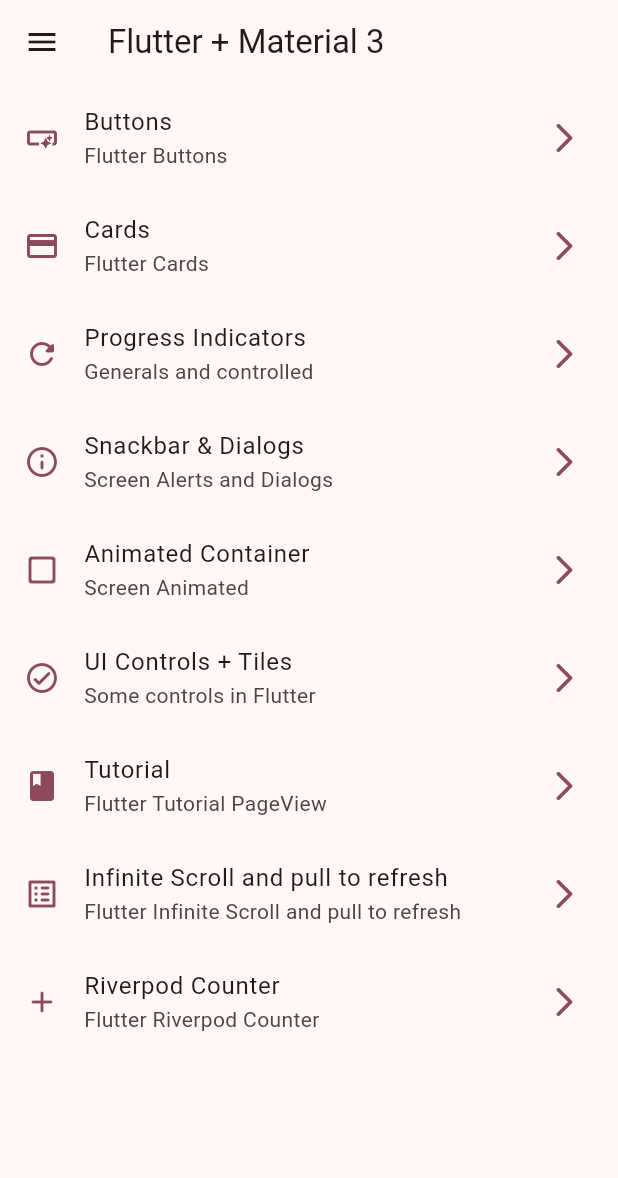
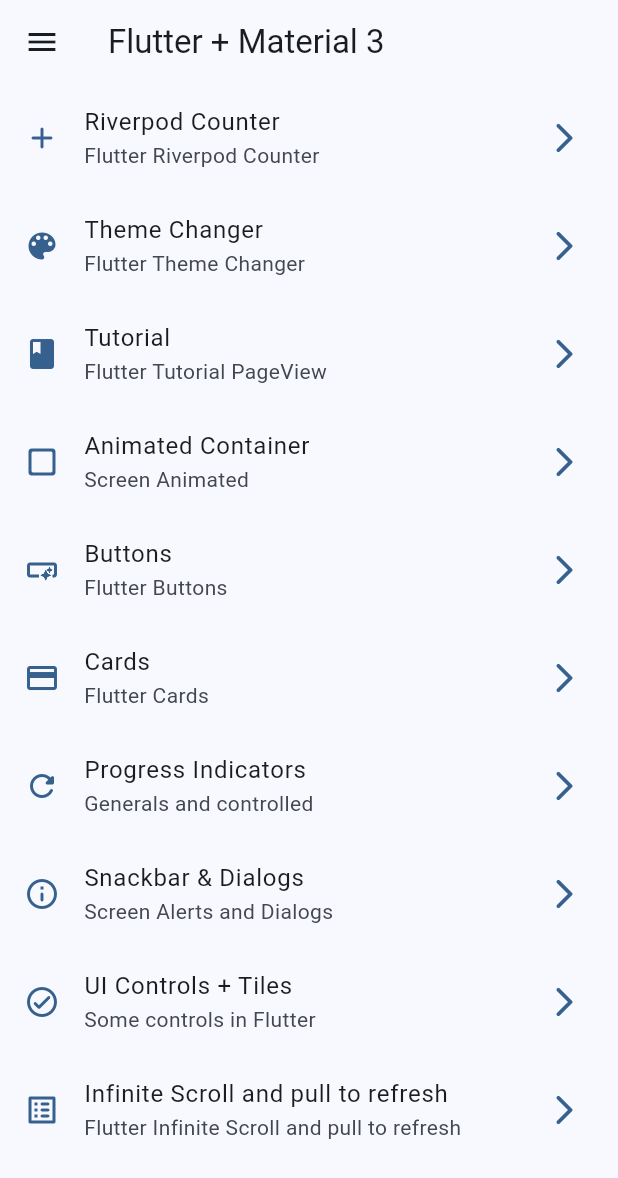
Before and after one commit to lauritaila/flutter_widgets_app, a Flutter app: the screen it shows after launch, on a phone screen of 412 x 824 dp. Shown: the top 1178 px of the screen. Run offline on Flutter 3.47's test engine with Material 3 defaults, Android fonts, the phone set to English and light mode, and no system bars; our stand-ins replace animate_do, flutter_riverpod, go_router.

Commit message:
FEAT: theme screen with StateNotifierProvider

```diff
--- a/lib/config/menu/menu_item.dart
+++ b/lib/config/menu/menu_item.dart
@@ -11,13 +11,14 @@ class MenuItem {
 }
 
 const appMenuItems = <MenuItem>[
+  MenuItem(title: 'Riverpod Counter', subtitle: 'Flutter Riverpod Counter', link: '/counter', icon: Icons.add_rounded),
+  MenuItem(title: 'Theme Changer', subtitle: 'Flutter Theme Changer', link: '/theme-changer', icon: Icons.color_lens_rounded),
+  MenuItem(title: 'Tutorial', subtitle: 'Flutter Tutorial PageView', link: '/tutorial', icon: Icons.book_rounded),
+  MenuItem(title: 'Animated Container', subtitle: 'Screen Animated', link: '/animated', icon: Icons.check_box_outline_blank_rounded),
   MenuItem(title: 'Buttons', subtitle: 'Flutter Buttons ', link: '/buttons', icon: Icons.smart_button_outlined),
   MenuItem(title: 'Cards', subtitle: 'Flutter Cards', link: '/cards', icon: Icons.credit_card_outlined),
   MenuItem(title: 'Progress Indicators', subtitle: 'Generals and controlled', link: '/progress', icon: Icons.refresh_rounded),
   MenuItem(title: 'Snackbar & Dialogs', subtitle: 'Screen Alerts and Dialogs', link: '/snackbar', icon: Icons.info_outline_rounded),
-  MenuItem(title: 'Animated Container', subtitle: 'Screen Animated', link: '/animated', icon: Icons.check_box_outline_blank_rounded),
   MenuItem(title: 'UI Controls + Tiles', subtitle: 'Some controls in Flutter', link: '/ui-controls', icon: Icons.check_circle_outline_rounded),
-  MenuItem(title: 'Tutorial', subtitle: 'Flutter Tutorial PageView', link: '/tutorial', icon: Icons.book_rounded),
   MenuItem(title: 'Infinite Scroll and pull to refresh', subtitle: 'Flutter Infinite Scroll and pull to refresh', link: '/infiniteScroll', icon: Icons.list_alt_rounded),
-  MenuItem(title: 'Riverpod Counter', subtitle: 'Flutter Riverpod Counter', link: '/counter', icon: Icons.add_rounded),
 ];
--- a/lib/config/router/app_router.dart
+++ b/lib/config/router/app_router.dart
@@ -14,4 +14,5 @@ final appRouter = GoRouter(
   GoRoute(path: "/ui-controls",name: UiControlsScreen.name, builder: (context, state) => const UiControlsScreen()),
   GoRoute(path: "/tutorial",name: AppTutorialScreen.name, builder: (context, state) => const AppTutorialScreen()),
   GoRoute(path: "/infiniteScroll",name: InfiniteScrollScreen.name, builder: (context, state) => const InfiniteScrollScreen()),
+  GoRoute(path: "/theme-changer",name: ThemeChangerScreen.name, builder: (context, state) => const ThemeChangerScreen()),
 ]);
--- a/lib/config/theme/app_theme.dart
+++ b/lib/config/theme/app_theme.dart
@@ -17,15 +17,20 @@ const colorList = <Color>[
 class AppTheme {
 
   final int selectedColor;
+  final bool isDarkMode;
 
-  AppTheme({this.selectedColor = 0}):
+  AppTheme({ this.isDarkMode = false,this.selectedColor = 0}):
     assert(selectedColor >= 0 , "Selected must be greater than 0"),
     assert(selectedColor < colorList.length, "Selected must be less or equal than ${colorList.length - 1}");
 
   ThemeData getTheme() => ThemeData(
       useMaterial3: true,
+      brightness: isDarkMode ? Brightness.dark : Brightness.light,
       colorSchemeSeed: colorList[selectedColor],
       appBarTheme: const AppBarTheme(centerTitle: false)
     );
 
+  AppTheme copyWith({int? selectedColor, bool? isDarkMode}) =>
+    AppTheme(selectedColor: selectedColor ?? this.selectedColor, isDarkMode: isDarkMode ?? this.isDarkMode);
+
 }
--- a/lib/main.dart
+++ b/lib/main.dart
@@ -2,19 +2,27 @@ import 'package:flutter/material.dart';
 import 'package:flutter_riverpod/flutter_riverpod.dart';
 import 'package:flutter_widgets_app/config/router/app_router.dart';
 import 'package:flutter_widgets_app/config/theme/app_theme.dart';
+import 'package:flutter_widgets_app/presentation/providers/theme_provider.dart';
 
 void main() {
   runApp(const ProviderScope(child: MainApp()));
 }
 
-class MainApp extends StatelessWidget {
+class MainApp extends ConsumerWidget {
   const MainApp({super.key});
 
   @override
-  Widget build(BuildContext context) {
+  Widget build(BuildContext context, WidgetRef ref) {
+
+    // final int colorSelected = ref.watch(selectedColorProvider);
+    // final bool isDarkMode = ref.watch(isDarkModeProvider);
+    final AppTheme appTheme = ref.watch(themeNotifierProvider);
+
+
     return MaterialApp.router(
       debugShowCheckedModeBanner: false,
-      theme: AppTheme(selectedColor: 8).getTheme(),
+      // theme: AppTheme(selectedColor: colorSelected, isDarkMode: isDarkMode).getTheme(),
+      theme: appTheme.getTheme(),
       routerConfig: appRouter,
     );
   }
--- a/lib/presentation/screens/counter/counter_screen.dart
+++ b/lib/presentation/screens/counter/counter_screen.dart
@@ -13,14 +13,16 @@ class CounterScreen extends ConsumerWidget {
   Widget build(BuildContext context, WidgetRef ref) {
 
     final int value = ref.watch(counterProvider);
-    final bool isDarkMode = ref.watch(isDarkModeProvider);
+    // final bool isDarkMode = ref.watch(isDarkModeProvider);
+    final bool isDarkMode = ref.watch(themeNotifierProvider).isDarkMode;
 
     return Scaffold(
       appBar: AppBar(
         title: const Text("Counter Riverpod"),
         actions: [
           IconButton(
-            onPressed: () => ref.read(isDarkModeProvider.notifier).update((state) => !state),
+            // onPressed: () => ref.read(isDarkModeProvider.notifier).update((state) => !state),
+            onPressed: () => ref.read(themeNotifierProvider.notifier).toggleDarkMode(),
             icon: Icon(isDarkMode ? Icons.dark_mode_outlined : Icons.light_mode_outlined)
           ),
           IconButton(
--- a/lib/presentation/screens/screens.dart
+++ b/lib/presentation/screens/screens.dart
@@ -1,3 +1,4 @@
+
 export 'package:flutter_widgets_app/presentation/screens/animated/animated_screen.dart';
 export 'package:flutter_widgets_app/presentation/screens/app_tutorial/app_tutorial_screen.dart';
 export 'package:flutter_widgets_app/presentation/screens/buttons/buttons_screen.dart';
@@ -7,4 +8,5 @@ export 'package:flutter_widgets_app/presentation/screens/home/home_screen.dart';
 export 'package:flutter_widgets_app/presentation/screens/infinite_scroll/infinite_scroll_screen.dart';
 export 'package:flutter_widgets_app/presentation/screens/progress/progress_screen.dart';
 export 'package:flutter_widgets_app/presentation/screens/snackbar/snackbar_screen.dart';
+export 'package:flutter_widgets_app/presentation/screens/theme_changer/theme_changer_screen.dart';
 export 'package:flutter_widgets_app/presentation/screens/ui_controls/ui_controls_screen.dart';
```
Also changed, not shown: lib/presentation/providers/theme_provider.dart (+22 -0 lines), lib/presentation/screens/theme_changer/theme_changer_screen.dart (added, +58 -0 lines).
